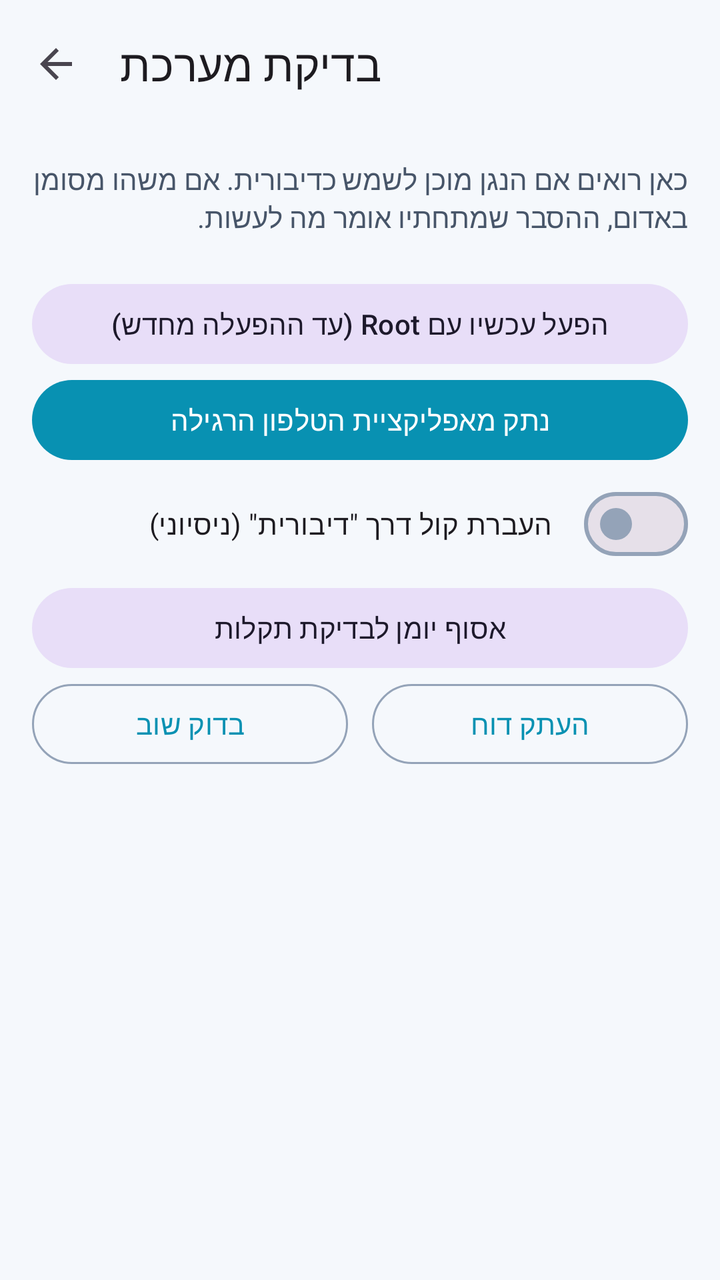
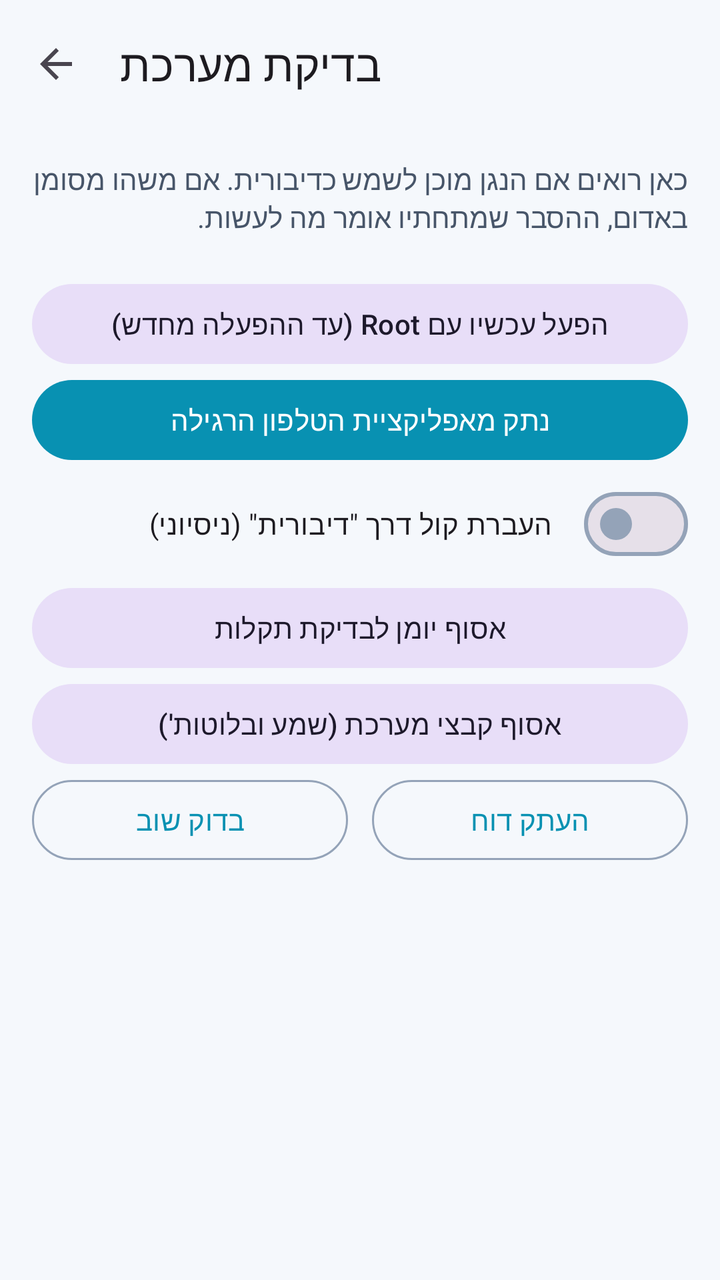

Compare the two renders of this Android layout. The source of the first and the diff that turns it into the second are given below.
<!-- AndroidManifest.xml: application theme Theme.PhoneLink -->
<!-- res/layout/activity_diagnostics.xml -->
<?xml version="1.0" encoding="utf-8"?>
<LinearLayout xmlns:android="http://schemas.android.com/apk/res/android"
    xmlns:app="http://schemas.android.com/apk/res-auto"
    android:layout_width="match_parent"
    android:layout_height="match_parent"
    android:fitsSystemWindows="true"
    android:orientation="vertical">

    <com.google.android.material.appbar.MaterialToolbar
        android:id="@+id/toolbar"
        android:layout_width="match_parent"
        android:layout_height="?attr/actionBarSize"
        app:navigationIcon="?attr/homeAsUpIndicator"
        app:title="@string/diag_title" />

    <ScrollView
        android:layout_width="match_parent"
        android:layout_height="0dp"
        android:layout_weight="1">

        <LinearLayout
            android:layout_width="match_parent"
            android:layout_height="wrap_content"
            android:orientation="vertical"
            android:padding="16dp">

            <TextView
                android:layout_width="match_parent"
                android:layout_height="wrap_content"
                android:text="@string/diag_intro"
                android:textColor="?attr/colorOnSurfaceVariant" />

            <LinearLayout
                android:id="@+id/checks"
                android:layout_width="match_parent"
                android:layout_height="wrap_content"
                android:layout_marginTop="12dp"
                android:orientation="vertical" />

            <com.google.android.material.button.MaterialButton
                android:id="@+id/installSystem"
                android:layout_width="match_parent"
                android:layout_height="wrap_content"
                android:layout_marginTop="16dp"
                android:text="@string/install_system"
                android:visibility="gone" />

            <com.google.android.material.button.MaterialButton
                android:id="@+id/enableNow"
                style="@style/Widget.Material3.Button.TonalButton"
                android:layout_width="match_parent"
                android:layout_height="wrap_content"
                android:layout_marginTop="8dp"
                android:text="@string/diag_enable_now" />

            <com.google.android.material.button.MaterialButton
                android:id="@+id/phoneAppLink"
                android:layout_width="match_parent"
                android:layout_height="wrap_content"
                android:text="@string/phone_app_link_off" />

            <com.google.android.material.materialswitch.MaterialSwitch
                android:id="@+id/bridgeSwitch"
                android:layout_width="match_parent"
                android:layout_height="wrap_content"
                android:layout_marginVertical="4dp"
                android:text="@string/bridge_switch" />

            <com.google.android.material.button.MaterialButton
                android:id="@+id/collectLog"
                style="@style/Widget.Material3.Button.TonalButton"
                android:layout_width="match_parent"
                android:layout_height="wrap_content"
                android:text="@string/collect_log" />

            <com.google.android.material.button.MaterialButton
                android:id="@+id/uninstallSystem"
                style="@style/Widget.Material3.Button.TextButton"
                android:layout_width="match_parent"
                android:layout_height="wrap_content"
                android:text="@string/uninstall_system"
                android:visibility="gone" />

            <LinearLayout
                android:layout_width="match_parent"
                android:layout_height="wrap_content"
                android:orientation="horizontal">

                <com.google.android.material.button.MaterialButton
                    android:id="@+id/refresh"
                    style="@style/Widget.Material3.Button.OutlinedButton"
                    android:layout_width="0dp"
                    android:layout_height="wrap_content"
                    android:layout_marginEnd="6dp"
                    android:layout_weight="1"
                    android:text="@string/diag_refresh" />

                <com.google.android.material.button.MaterialButton
                    android:id="@+id/copy"
                    style="@style/Widget.Material3.Button.OutlinedButton"
                    android:layout_width="0dp"
                    android:layout_height="wrap_content"
                    android:layout_marginStart="6dp"
                    android:layout_weight="1"
                    android:text="@string/diag_copy" />
            </LinearLayout>

            <TextView
                android:id="@+id/shellOutput"
                android:layout_width="match_parent"
                android:layout_height="wrap_content"
                android:layout_marginTop="8dp"
                android:fontFamily="monospace"
                android:textDirection="ltr"
                android:textSize="12sp"
                android:visibility="gone" />
        </LinearLayout>
    </ScrollView>
</LinearLayout>
<!-- resources referenced by this layout -->
<resources>
  <string name="bridge_switch">העברת קול דרך \"דיבורית\" (ניסיוני)</string>
  <string name="collect_log">אסוף יומן לבדיקת תקלות</string>
  <string name="diag_copy">העתק דוח</string>
  <string name="diag_enable_now">הפעל עכשיו עם Root (עד ההפעלה מחדש)</string>
  <string name="diag_intro">כאן רואים אם הנגן מוכן לשמש כדיבורית. אם משהו מסומן באדום, ההסבר שמתחתיו אומר מה לעשות.</string>
  <string name="diag_refresh">בדוק שוב</string>
  <string name="diag_title">בדיקת מערכת</string>
  <string name="install_system">התקן כאפליקציית מערכת</string>
  <string name="phone_app_link_off">נתק מאפליקציית הטלפון הרגילה</string>
  <string name="uninstall_system">הסר מהמערכת</string>
  <style name="Theme.PhoneLink" parent="Theme.Material3.DayNight.NoActionBar">
          <item name="colorPrimary">@color/md_primary</item>
          <item name="colorOnPrimary">@color/md_on_primary</item>
          <item name="colorPrimaryContainer">@color/md_primary_container</item>
          <item name="colorOnPrimaryContainer">@color/md_on_primary_container</item>
          <item name="colorSurface">@color/md_surface</item>
          <item name="colorOnSurface">@color/md_on_surface</item>
          <item name="colorSurfaceVariant">@color/md_surface_variant</item>
          <item name="colorOnSurfaceVariant">@color/md_on_surface_variant</item>
          <item name="colorSurfaceContainer">@color/md_surface_container</item>
          <item name="colorOutline">@color/md_outline</item>
          <item name="android:colorBackground">@color/md_surface</item>
          <item name="android:windowBackground">@color/md_surface</item>
          <item name="android:statusBarColor">@color/md_surface</item>
          <item name="android:navigationBarColor">@color/md_surface</item>
      </style>
  <color name="md_primary">#0891B2</color>
  <color name="md_on_primary">#FFFFFF</color>
  <color name="md_primary_container">#CFFAFE</color>
  <color name="md_on_primary_container">#083344</color>
  <color name="md_surface">#F5F8FC</color>
  <color name="md_on_surface">#0F172A</color>
  <color name="md_surface_variant">#E2E8F0</color>
  <color name="md_on_surface_variant">#475569</color>
  <color name="md_surface_container">#FFFFFF</color>
  <color name="md_outline">#94A3B8</color>
</resources>

<!-- the commit's change to res/layout/activity_diagnostics.xml (unified diff, before → after) -->
@@ -74,6 +74,13 @@
                 android:text="@string/collect_log" />
 
             <com.google.android.material.button.MaterialButton
+                android:id="@+id/collectSystemFiles"
+                style="@style/Widget.Material3.Button.TonalButton"
+                android:layout_width="match_parent"
+                android:layout_height="wrap_content"
+                android:text="@string/collect_system_files" />
+
+            <com.google.android.material.button.MaterialButton
                 android:id="@+id/uninstallSystem"
                 style="@style/Widget.Material3.Button.TextButton"
                 android:layout_width="match_parent"
<!-- resource entries referenced after the edit -->
@@ -2,6 +2,7 @@
 <resources>
   <string name="bridge_switch">העברת קול דרך \"דיבורית\" (ניסיוני)</string>
   <string name="collect_log">אסוף יומן לבדיקת תקלות</string>
+  <string name="collect_system_files">אסוף קבצי מערכת (שמע ובלוטות\')</string>
   <string name="diag_copy">העתק דוח</string>
   <string name="diag_enable_now">הפעל עכשיו עם Root (עד ההפעלה מחדש)</string>
   <string name="diag_intro">כאן רואים אם הנגן מוכן לשמש כדיבורית. אם משהו מסומן באדום, ההסבר שמתחתיו אומר מה לעשות.</string>
